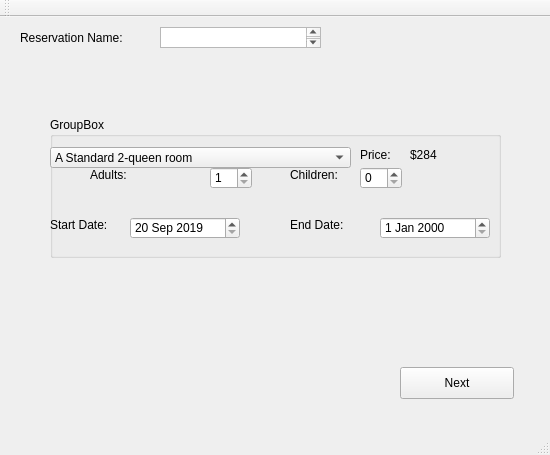
The window that Lab3/resortreservation.ui (KarlMazur/Lab3-resortReservationApplication) describes before a commit, drawn with Qt 5.
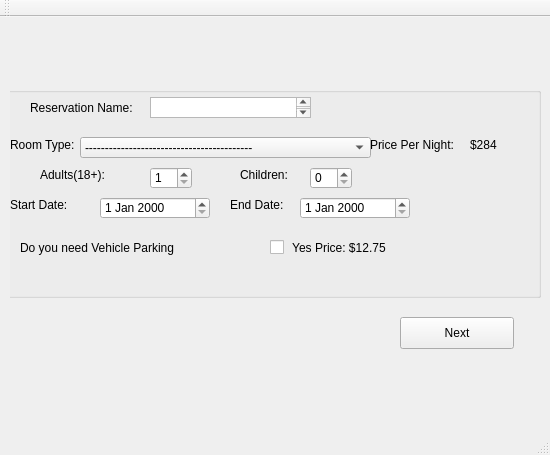
The same window after the commit.

Diff of the .ui file:
```diff
--- a/Lab3/resortreservation.ui
+++ b/Lab3/resortreservation.ui
@@ -27,37 +27,32 @@
      <number>0</number>
     </property>
     <widget class="QWidget" name="page">
-     <widget class="QTextEdit" name="ReservationNameText">
-      <property name="geometry">
-       <rect>
-        <x>150</x>
-        <y>20</y>
-        <width>161</width>
-        <height>21</height>
-       </rect>
-      </property>
-     </widget>
      <widget class="QGroupBox" name="groupBox">
       <property name="geometry">
        <rect>
-        <x>40</x>
-        <y>110</y>
-        <width>451</width>
-        <height>141</height>
+        <x>-10</x>
+        <y>80</y>
+        <width>541</width>
+        <height>211</height>
        </rect>
       </property>
       <property name="title">
-       <string>GroupBox</string>
+       <string/>
       </property>
       <widget class="QComboBox" name="comboBox">
        <property name="geometry">
         <rect>
-         <x>0</x>
-         <y>30</y>
-         <width>301</width>
+         <x>80</x>
+         <y>50</y>
+         <width>291</width>
          <height>21</height>
         </rect>
        </property>
+       <item>
+        <property name="text">
+         <string>------------------------------------------</string>
+        </property>
+       </item>
        <item>
         <property name="text">
          <string>A Standard 2-queen room</string>
@@ -82,22 +77,22 @@
       <widget class="QLabel" name="PriceLabel">
        <property name="geometry">
         <rect>
-         <x>310</x>
-         <y>30</y>
-         <width>59</width>
+         <x>370</x>
+         <y>50</y>
+         <width>101</width>
          <height>16</height>
         </rect>
        </property>
        <property name="text">
-        <string>Price:</string>
+        <string>Price Per Night:</string>
        </property>
       </widget>
       <widget class="QLabel" name="ActualPriceLabel">
        <property name="geometry">
         <rect>
-         <x>360</x>
-         <y>30</y>
-         <width>59</width>
+         <x>470</x>
+         <y>50</y>
+         <width>41</width>
          <height>16</height>
         </rect>
        </property>
@@ -108,8 +103,8 @@
       <widget class="QSpinBox" name="numberOfAdultsSpinBox">
        <property name="geometry">
         <rect>
-         <x>160</x>
-         <y>50</y>
+         <x>150</x>
+         <y>80</y>
          <width>42</width>
          <height>22</height>
         </rect>
@@ -125,7 +120,7 @@
        <property name="geometry">
         <rect>
          <x>310</x>
-         <y>50</y>
+         <y>80</y>
          <width>42</width>
          <height>22</height>
         </rect>
@@ -138,20 +133,20 @@
        <property name="geometry">
         <rect>
          <x>40</x>
-         <y>50</y>
+         <y>80</y>
          <width>91</width>
          <height>16</height>
         </rect>
        </property>
        <property name="text">
-        <string>Adults:</string>
+        <string>Adults(18+):</string>
        </property>
       </widget>
       <widget class="QLabel" name="adultsLabel_2">
        <property name="geometry">
         <rect>
          <x>240</x>
-         <y>50</y>
+         <y>80</y>
          <width>59</width>
          <height>16</height>
         </rect>
@@ -160,11 +155,11 @@
         <string>Children:</string>
        </property>
       </widget>
-      <widget class="QLabel" name="label">
+      <widget class="QLabel" name="startDatelabel">
        <property name="geometry">
         <rect>
-         <x>0</x>
-         <y>100</y>
+         <x>10</x>
+         <y>110</y>
          <width>71</width>
          <height>16</height>
         </rect>
@@ -173,58 +168,11 @@
         <string>Start Date:</string>
        </property>
       </widget>
-      <widget class="QDateEdit" name="StartDateEdit">
+      <widget class="QLabel" name="endDateLabel">
        <property name="geometry">
         <rect>
-         <x>80</x>
-         <y>100</y>
-         <width>110</width>
-         <height>22</height>
-        </rect>
-       </property>
-       <property name="minimumDateTime">
-        <datetime>
-         <hour>0</hour>
-         <minute>0</minute>
-         <second>0</second>
-         <year>2019</year>
-         <month>9</month>
-         <day>20</day>
-        </datetime>
-       </property>
-       <property name="minimumDate">
-        <date>
-         <year>2019</year>
-         <month>9</month>
-         <day>20</day>
-        </date>
-       </property>
-      </widget>
-      <widget class="QDateEdit" name="endDateEdit">
-       <property name="geometry">
-        <rect>
-         <x>330</x>
-         <y>100</y>
-         <width>110</width>
-         <height>22</height>
-        </rect>
-       </property>
-       <property name="minimumDateTime">
-        <datetime>
-         <hour>0</hour>
-         <minute>0</minute>
-         <second>0</second>
-         <year>1752</year>
-         <month>10</month>
-         <day>14</day>
-        </datetime>
-       </property>
-      </widget>
-      <widget class="QLabel" name="label_2">
-       <property name="geometry">
-        <rect>
-         <x>240</x>
-         <y>100</y>
+         <x>230</x>
+         <y>110</y>
          <width>81</width>
          <height>16</height>
         </rect>
@@ -233,53 +181,201 @@
         <string>End Date:</string>
        </property>
       </widget>
+      <widget class="QDateEdit" name="endDateCalander">
+       <property name="geometry">
+        <rect>
+         <x>300</x>
+         <y>110</y>
+         <width>110</width>
+         <height>22</height>
+        </rect>
+       </property>
+      </widget>
+      <widget class="QLabel" name="label">
+       <property name="geometry">
+        <rect>
+         <x>20</x>
+         <y>150</y>
+         <width>181</width>
+         <height>21</height>
+        </rect>
+       </property>
+       <property name="text">
+        <string>Do you need Vehicle Parking</string>
+       </property>
+      </widget>
+      <widget class="QCheckBox" name="checkBox">
+       <property name="geometry">
+        <rect>
+         <x>270</x>
+         <y>150</y>
+         <width>151</width>
+         <height>21</height>
+        </rect>
+       </property>
+       <property name="text">
+        <string> Yes Price: $12.75</string>
+       </property>
+      </widget>
+      <widget class="QDateEdit" name="startDateCalander">
+       <property name="geometry">
+        <rect>
+         <x>100</x>
+         <y>110</y>
+         <width>110</width>
+         <height>22</height>
+        </rect>
+       </property>
+      </widget>
+      <widget class="QLabel" name="reservationNameLabel">
+       <property name="geometry">
+        <rect>
+         <x>30</x>
+         <y>10</y>
+         <width>121</width>
+         <height>21</height>
+        </rect>
+       </property>
+       <property name="text">
+        <string>Reservation Name:</string>
+       </property>
+      </widget>
+      <widget class="QTextEdit" name="reservationNameText">
+       <property name="geometry">
+        <rect>
+         <x>150</x>
+         <y>10</y>
+         <width>161</width>
+         <height>21</height>
+        </rect>
+       </property>
+      </widget>
+      <widget class="QLabel" name="label_3">
+       <property name="geometry">
+        <rect>
+         <x>10</x>
+         <y>50</y>
+         <width>71</width>
+         <height>16</height>
+        </rect>
+       </property>
+       <property name="text">
+        <string>Room Type:</string>
+       </property>
+      </widget>
      </widget>
-     <widget class="QLabel" name="ReservationNameLabel">
+     <widget class="QPushButton" name="nextButton">
+      <property name="enabled">
+       <bool>true</bool>
+      </property>
       <property name="geometry">
        <rect>
-        <x>10</x>
-        <y>20</y>
-        <width>121</width>
-        <height>21</height>
+        <x>390</x>
+        <y>310</y>
+        <width>114</width>
+        <height>32</height>
        </rect>
       </property>
+      <property name="autoFillBackground">
+       <bool>false</bool>
+      </property>
       <property name="text">
-       <string>Reservation Name:</string>
+       <string>Next</string>
       </property>
+      <property name="checkable">
+       <bool>false</bool>
+      </property>
+      <property name="autoDefault">
+       <bool>false</bool>
+      </property>
+      <property name="default">
+       <bool>false</bool>
+      </property>
+      <property name="flat">
+       <bool>false</bool>
+      </property>
      </widget>
     </widget>
-    <widget class="QWidget" name="page_2"/>
-   </widget>
-   <widget class="QPushButton" name="nextButton">
-    <property name="enabled">
-     <bool>true</bool>
-    </property>
-    <property name="geometry">
-     <rect>
-      <x>400</x>
-      <y>350</y>
-      <width>114</width>
-      <height>32</height>
-     </rect>
-    </property>
-    <property name="autoFillBackground">
-     <bool>false</bool>
-    </property>
-    <property name="text">
-     <string>Next</string>
-    </property>
-    <property name="checkable">
-     <bool>false</bool>
-    </property>
-    <property name="autoDefault">
-     <bool>false</bool>
-    </property>
-    <property name="default">
-     <bool>false</bool>
-    </property>
-    <property name="flat">
-     <bool>false</bool>
-    </property>
+    <widget class="QWidget" name="page_2">
+     <widget class="QGroupBox" name="groupBox_2">
+      <property name="geometry">
+       <rect>
+        <x>30</x>
+        <y>80</y>
+        <width>371</width>
+        <height>251</height>
+       </rect>
+      </property>
+      <property name="title">
+       <string/>
+      </property>
+      <widget class="QLabel" name="costAndPayInformation">
+       <property name="geometry">
+        <rect>
+         <x>40</x>
+         <y>20</y>
+         <width>191</width>
+         <height>16</height>
+        </rect>
+       </property>
+       <property name="text">
+        <string>Cost And Pay Information</string>
+       </property>
+      </widget>
+      <widget class="QLabel" name="roomCostLabel">
+       <property name="geometry">
+        <rect>
+         <x>50</x>
+         <y>60</y>
+         <width>161</width>
+         <height>16</height>
+        </rect>
+       </property>
+       <property name="text">
+        <string>TextLabel</string>
+       </property>
+      </widget>
+      <widget class="QLabel" name="taxLabel">
+       <property name="geometry">
+        <rect>
+         <x>50</x>
+         <y>80</y>
+         <width>161</width>
+         <height>16</height>
+        </rect>
+       </property>
+       <property name="text">
+        <string>TextLabel</string>
+       </property>
+      </widget>
+      <widget class="QLabel" name="parkingCostLabel">
+       <property name="geometry">
+        <rect>
+         <x>50</x>
+         <y>100</y>
+         <width>161</width>
+         <height>16</height>
+        </rect>
+       </property>
+       <property name="text">
+        <string>TextLabel</string>
+       </property>
+      </widget>
+      <widget class="QLabel" name="resortFeeCost">
+       <property name="geometry">
+        <rect>
+         <x>50</x>
+         <y>120</y>
+         <width>161</width>
+         <height>16</height>
+        </rect>
+       </property>
+       <property name="text">
+        <string>TextLabel</string>
+       </property>
+      </widget>
+     </widget>
+    </widget>
    </widget>
   </widget>
   <widget class="QMenuBar" name="menuBar">
```
Left out of the diff: 28 changed lines with no effect on the pictures.
